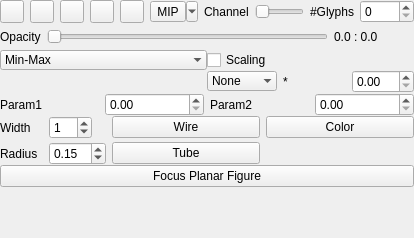
Old version of the form Modules/Bundles/org.mitk.gui.qt.diffusionimaging/src/internal/QmitkControlVisualizationPropertiesViewControls.ui in the repository MITK/MITK.
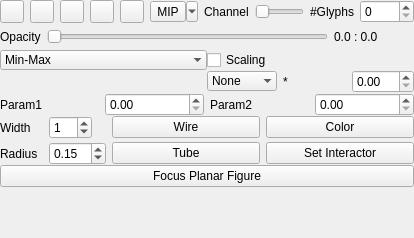
New version of the form. Custom widgets are drawn as their Qt base class.

```diff
--- a/Modules/Bundles/org.mitk.gui.qt.diffusionimaging/src/internal/QmitkControlVisualizationPropertiesViewControls.ui
+++ b/Modules/Bundles/org.mitk.gui.qt.diffusionimaging/src/internal/QmitkControlVisualizationPropertiesViewControls.ui
@@ -546,6 +546,13 @@
         </property>
        </widget>
       </item>
+      <item row="1" column="7">
+       <widget class="QPushButton" name="m_SetInteractor">
+        <property name="text">
+         <string>Set Interactor</string>
+        </property>
+       </widget>
+      </item>
      </layout>
     </widget>
    </item>
```
